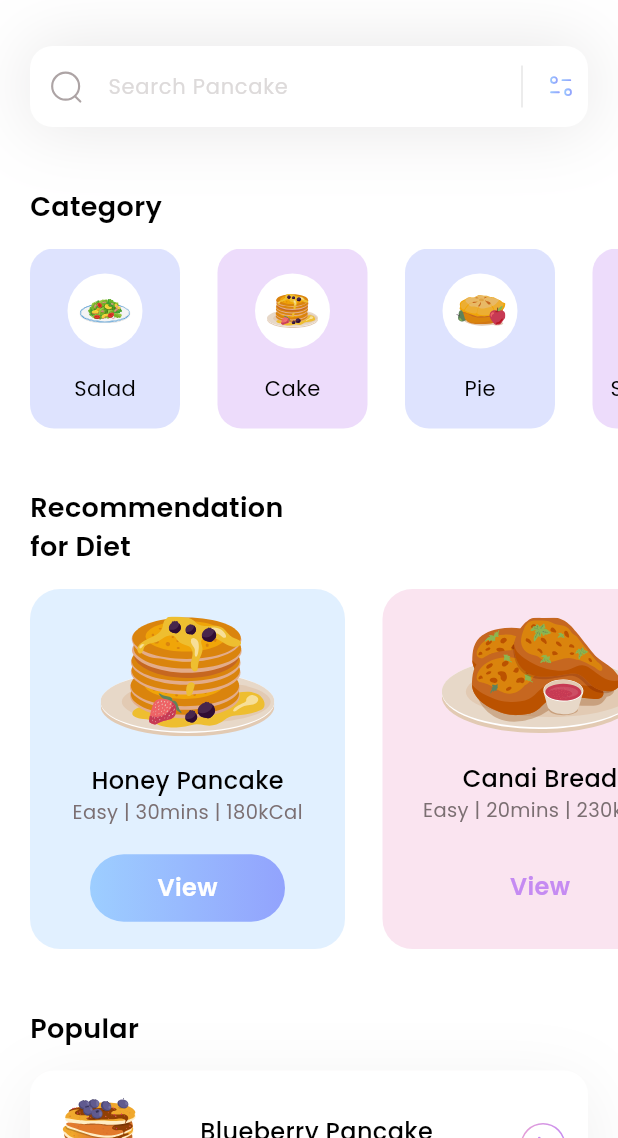
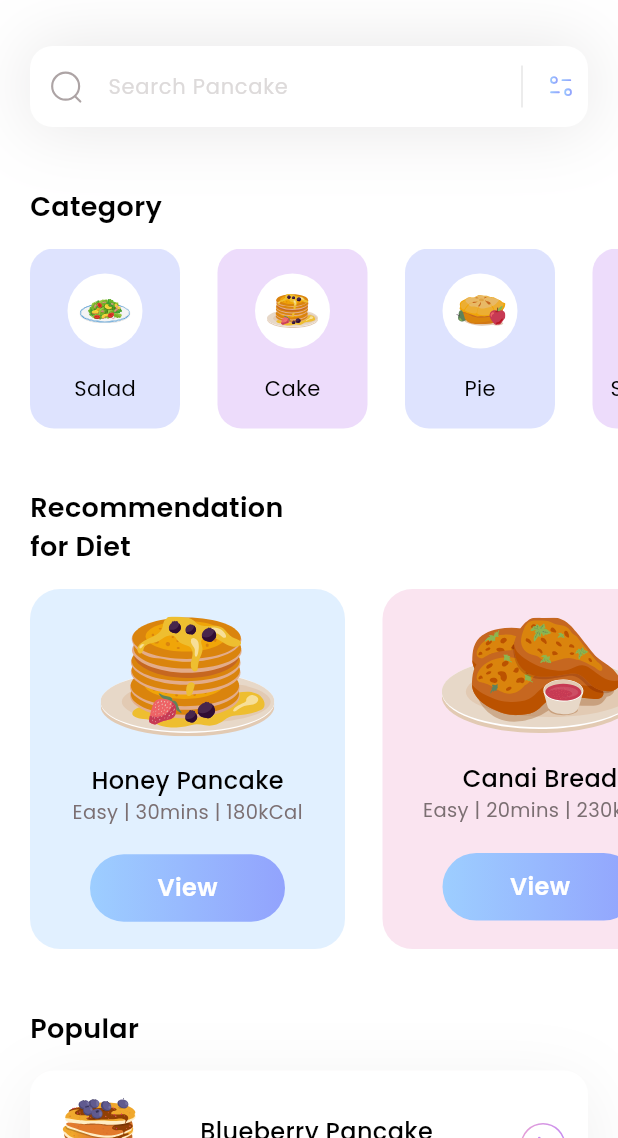
Before and after one commit to Avel3ri/breakfast, a Flutter app: the screen it shows after launch, on a phone screen of 412 x 824 dp, the part 98-1236 px from its top. Run offline on Flutter 3.47's test engine with Material 3 defaults, Android fonts, the phone set to English and light mode, and no system bars; our stand-ins replace flutter_svg.

Commit message:
Changed popular to moreinfo and added support for recommended diet

```diff
--- a/lib/models/diet_model.dart
+++ b/lib/models/diet_model.dart
@@ -9,6 +9,7 @@ class DietModel {
     required this.calories,
     required this.boxColor,
     required this.viewIsSelected,
+    required this.description,
   });
 
   String name;
@@ -18,6 +19,7 @@ class DietModel {
   String calories;
   Color boxColor;
   bool viewIsSelected;
+  String description;
 
   static List<DietModel> getDiets() {
     List<DietModel> diets = [];
@@ -31,6 +33,8 @@ class DietModel {
         calories: '180kCal',
         viewIsSelected: true,
         boxColor: const Color(0xff9dceff),
+        description:
+            "Honey Pancake is a delightful breakfast dish, made from a light and fluffy batter, cooked to a golden-brown perfection on a griddle or frying pan. It is generously drizzled with golden, sweet honey, adding a rich and comforting flavor that complements the soft texture of the pancake. Often served warm, Honey Pancake can be garnished with slices of fresh fruit or a sprinkle of cinnamon for an extra burst of flavor. This dish combines the simplicity of traditional pancakes with the luxurious taste of honey, making it a favorite for both special occasions and everyday indulgence. Its appealing aroma and irresistible taste make it a beloved choice for a satisfying morning meal.",
       ),
     );
 
@@ -43,6 +47,8 @@ class DietModel {
         calories: '230kCal',
         viewIsSelected: false,
         boxColor: const Color(0xffEEA4CE),
+        description:
+            "Canai Bread, often associated with the rich culinary traditions of Malaysia and India, is a type of flatbread known for its unique texture and flavor. It is made by skillfully kneading, stretching, and folding the dough, which results in its signature layers that are crispy on the outside and soft on the inside. This bread is traditionally cooked on a flat iron skillet, giving it a slightly charred and tantalizing aroma. Canai Bread is versatile, commonly served with curry or dal for dipping, but it can also be enjoyed with a variety of sweet or savory fillings. Its preparation is not only a culinary process but also an art form, captivating those who watch it transform into its final delicious state.",
       ),
     );
 
--- a/lib/pages/home.dart
+++ b/lib/pages/home.dart
@@ -185,7 +185,6 @@ class _HomePageState extends State<HomePage> {
         ),
         const SizedBox(height: 15),
         SizedBox(
-          // color: Colors.blue,
           height: 240,
           child: ListView.separated(
             itemBuilder: (context, index) {
@@ -223,30 +222,31 @@ class _HomePageState extends State<HomePage> {
                       height: 45,
                       width: 130,
                       decoration: BoxDecoration(
-                        gradient: LinearGradient(
-                          colors: [
-                            diets[index].viewIsSelected
-                                ? const Color(0xff9DCEFF)
-                                : Colors.transparent,
-                            diets[index].viewIsSelected
-                                ? const Color(0xFF92A3FD)
-                                : Colors.transparent,
-                          ],
+                        gradient: const LinearGradient(
+                          colors: [Color(0xff9DCEFF), Color(0xFF92A3FD)],
                         ),
                         borderRadius: BorderRadius.circular(50),
                       ),
                       child: Center(
-                        child: Text(
+                          child: GestureDetector(
+                        child: const Text(
                           'View',
                           style: TextStyle(
-                            color: diets[index].viewIsSelected
-                                ? Colors.white
-                                : const Color(0xffc58bf2),
+                            color: Colors.white,
                             fontWeight: FontWeight.w600,
                             fontSize: 16,
                           ),
                         ),
-                      ),
+                        onTap: () {
+                          Navigator.push(
+                            context,
+                            MaterialPageRoute(
+                              builder: (context) =>
+                                  PopularPage(diet: diets[index]),
+                            ),
+                          );
+                        },
+                      )),
                     )
                   ],
                 ),
--- a/lib/pages/popular.dart
+++ b/lib/pages/popular.dart
@@ -2,12 +2,13 @@ import 'package:fitness/widgets/appbar.dart';
 import 'package:flutter/material.dart';
 import 'package:flutter_svg/flutter_svg.dart';
 
-import '/models/popular_model.dart';
+// import '/models/popular_model.dart';
 
 class PopularPage extends StatelessWidget {
   const PopularPage({super.key, required this.diet});
 
-  final PopularDietsModel diet;
+  // ignore: prefer_typing_uninitialized_variables
+  final diet;
 
   @override
   Widget build(BuildContext context) {
```
